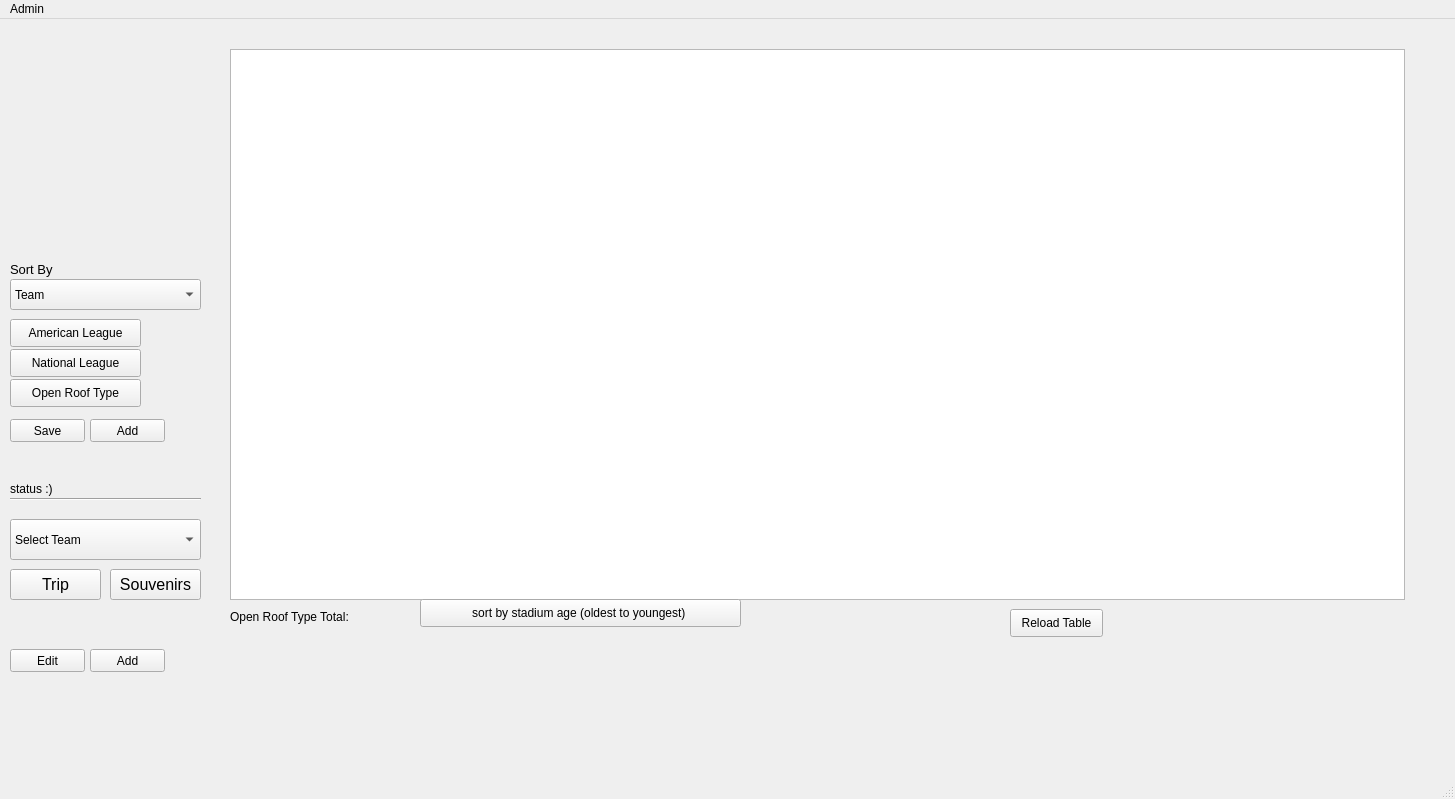
The window that BaseballTour/mainwindow.ui (awiswasi/WhoIsYourDatabase) describes before a commit, drawn with Qt 5.
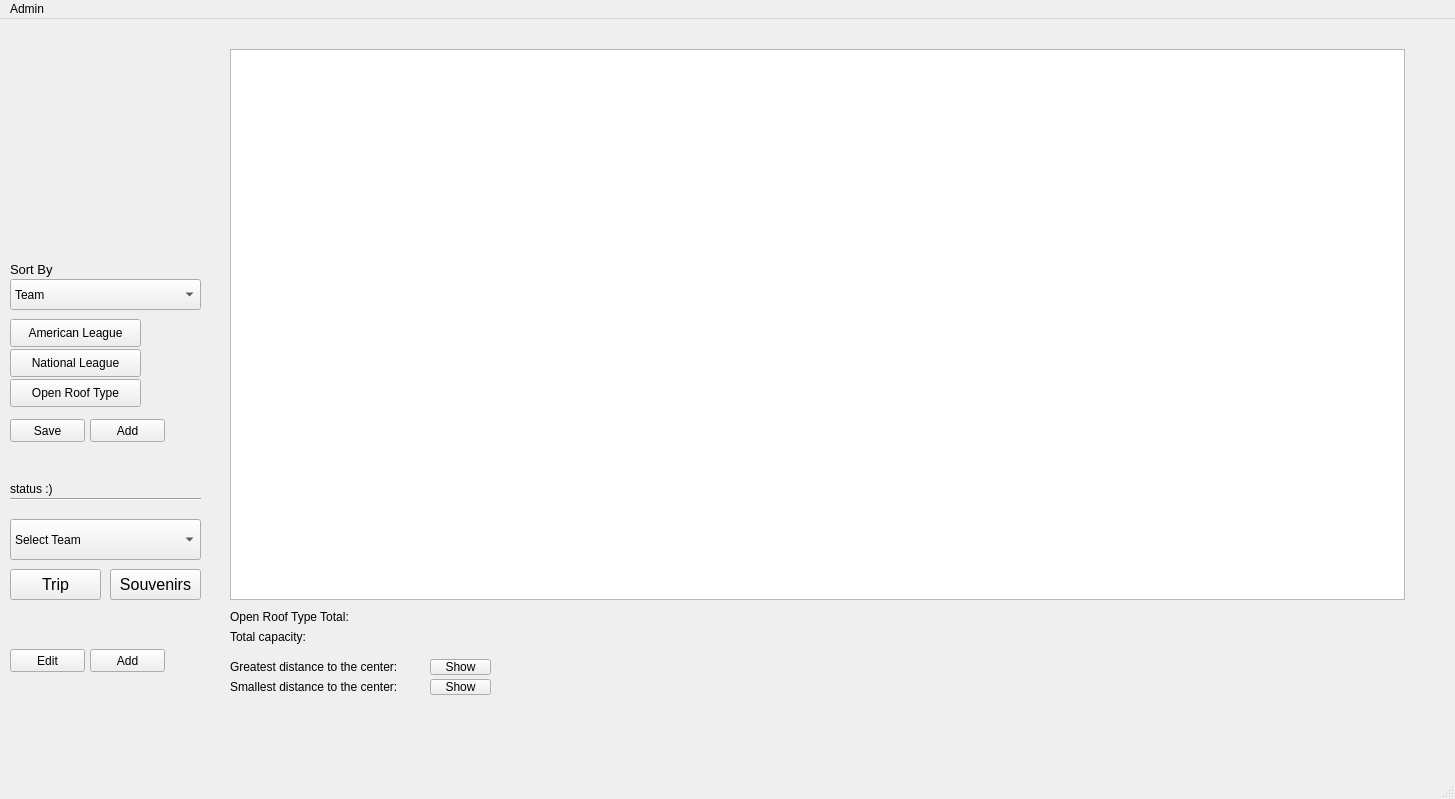
The same window after the commit. Icons and pictures are not drawn.

```diff
--- a/BaseballTour/mainwindow.ui
+++ b/BaseballTour/mainwindow.ui
@@ -202,19 +202,6 @@
      </rect>
     </property>
    </widget>
-   <widget class="QPushButton" name="reload_button">
-    <property name="geometry">
-     <rect>
-      <x>1010</x>
-      <y>590</y>
-      <width>93</width>
-      <height>28</height>
-     </rect>
-    </property>
-    <property name="text">
-     <string>Reload Table</string>
-    </property>
-   </widget>
    <widget class="QPushButton" name="Ami_League_Button">
     <property name="geometry">
      <rect>
@@ -259,7 +246,7 @@
      <rect>
       <x>230</x>
       <y>590</y>
-      <width>141</width>
+      <width>121</width>
       <height>16</height>
      </rect>
     </property>
@@ -280,19 +267,6 @@
      <string/>
     </property>
    </widget>
-   <widget class="QPushButton" name="pushButton">
-    <property name="geometry">
-     <rect>
-      <x>420</x>
-      <y>580</y>
-      <width>321</width>
-      <height>28</height>
-     </rect>
-    </property>
-    <property name="text">
-     <string>sort by stadium age (oldest to youngest) </string>
-    </property>
-   </widget>
    <widget class="QPushButton" name="editButton">
     <property name="geometry">
      <rect>
@@ -345,6 +319,97 @@
      <string>Add</string>
     </property>
    </widget>
+   <widget class="QLabel" name="label_3">
+    <property name="geometry">
+     <rect>
+      <x>230</x>
+      <y>610</y>
+      <width>91</width>
+      <height>16</height>
+     </rect>
+    </property>
+    <property name="text">
+     <string>Total capacity:</string>
+    </property>
+   </widget>
+   <widget class="QLabel" name="label_4">
+    <property name="geometry">
+     <rect>
+      <x>230</x>
+      <y>640</y>
+      <width>171</width>
+      <height>16</height>
+     </rect>
+    </property>
+    <property name="text">
+     <string>Greatest distance to the center:</string>
+    </property>
+   </widget>
+   <widget class="QLabel" name="label_5">
+    <property name="geometry">
+     <rect>
+      <x>230</x>
+      <y>660</y>
+      <width>171</width>
+      <height>16</height>
+     </rect>
+    </property>
+    <property name="text">
+     <string>Smallest distance to the center:</string>
+    </property>
+   </widget>
+   <widget class="QLabel" name="openRoofLabel">
+    <property name="geometry">
+     <rect>
+      <x>430</x>
+      <y>590</y>
+      <width>47</width>
+      <height>13</height>
+     </rect>
+    </property>
+    <property name="text">
+     <string/>
+    </property>
+   </widget>
+   <widget class="QLabel" name="capacityLabel">
+    <property name="geometry">
+     <rect>
+      <x>430</x>
+      <y>610</y>
+      <width>47</width>
+      <height>13</height>
+     </rect>
+    </property>
+    <property name="text">
+     <string/>
+    </property>
+   </widget>
+   <widget class="QPushButton" name="showGreatest">
+    <property name="geometry">
+     <rect>
+      <x>430</x>
+      <y>640</y>
+      <width>61</width>
+      <height>16</height>
+     </rect>
+    </property>
+    <property name="text">
+     <string>Show</string>
+    </property>
+   </widget>
+   <widget class="QPushButton" name="showSmallest">
+    <property name="geometry">
+     <rect>
+      <x>430</x>
+      <y>660</y>
+      <width>61</width>
+      <height>16</height>
+     </rect>
+    </property>
+    <property name="text">
+     <string>Show</string>
+    </property>
+   </widget>
   </widget>
   <widget class="QMenuBar" name="menubar">
    <property name="geometry">
```
Left out of the diff: 2 changed lines with no effect on the pictures.
